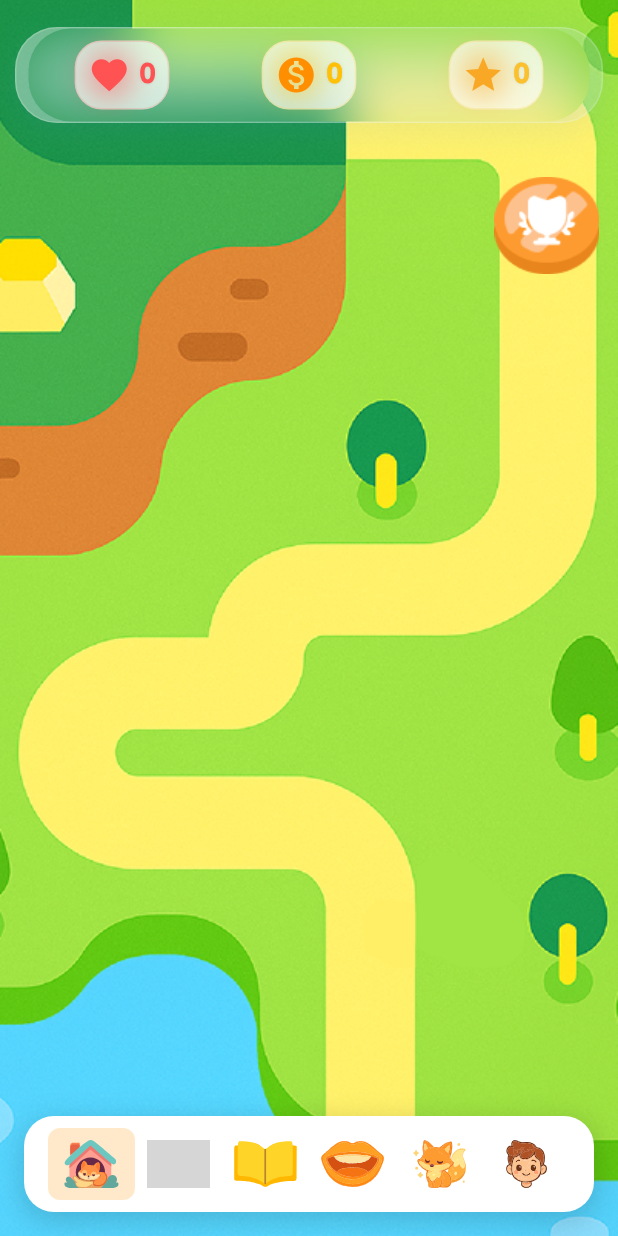
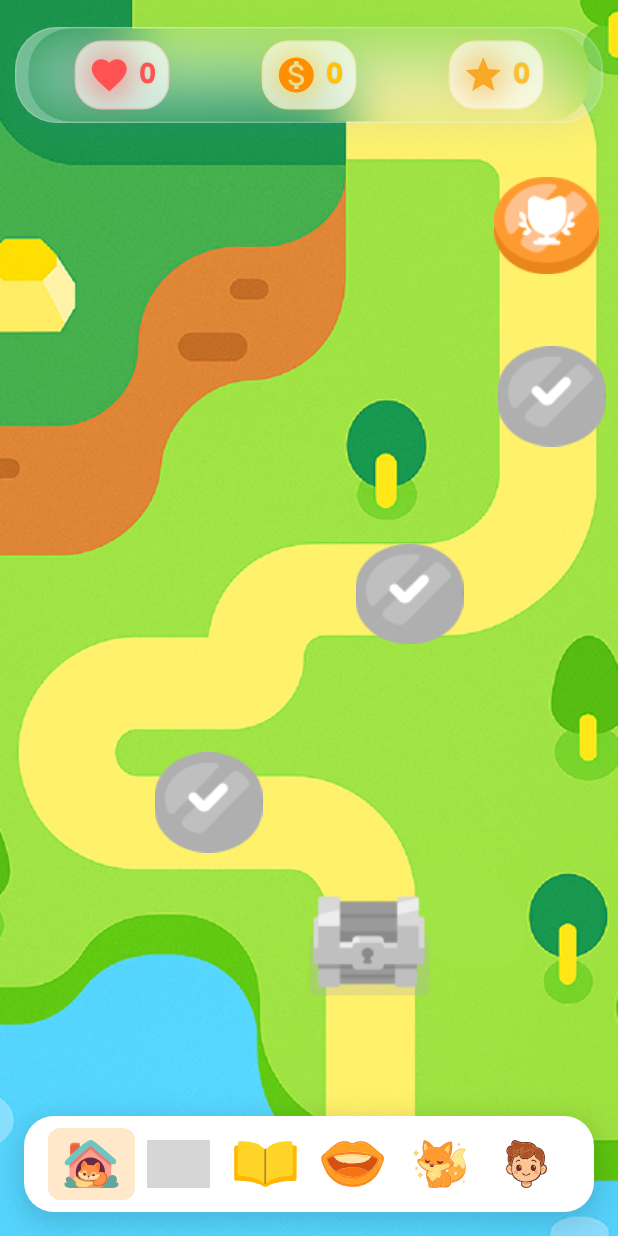
Before and after one commit to willyyypatootieee/LanguageLearning-OSS, a Flutter app: the HomeScreen screen opened by its route, on a phone screen of 412 x 824 dp. Run offline on Flutter 3.47's test engine with Material 3 defaults, Android fonts, the phone set to English and light mode, and no system bars; our stand-ins replace dio, equatable, flutter_bloc, flutter_svg, flutter_tts, go_router and 4 more; accounts and stored records are empty; project files that could hold a hidden picture were left out; grey boxes are pictures that could not be loaded.

Commit message:
feat: add interactive elements and animations to profile and home screens, including new assets

```diff
--- a/lib/featureHomeScreen/presentation/screens/home_screen.dart
+++ b/lib/featureHomeScreen/presentation/screens/home_screen.dart
@@ -82,6 +82,92 @@ class _HomeScreenState extends State<HomeScreen> {
               child: Container(
                 padding: const EdgeInsets.symmetric(vertical: 8),
                 child: const UserStatsBar(),
+              ),
+            ),
+          ),
+
+          // Check image 2 (top right area)
+          Positioned(
+            top: MediaQuery.of(context).size.height * 0.28,
+            right: MediaQuery.of(context).size.width * 0.02,
+            child: GestureDetector(
+              onTap: () {
+                ScaffoldMessenger.of(context).showSnackBar(
+                  const SnackBar(
+                    content: Text('Work In Progress!'),
+                    duration: Duration(seconds: 2),
+                  ),
+                );
+              },
+              child: Image.asset(
+                'assets/images/Check.png',
+                // width: 60,
+                // height: 60,
+              ),
+            ),
+          ),
+
+          // Check image 3 (middle right area)
+          Positioned(
+            top: MediaQuery.of(context).size.height * 0.44,
+            right: MediaQuery.of(context).size.width * 0.25,
+            child: GestureDetector(
+              onTap: () {
+                ScaffoldMessenger.of(context).showSnackBar(
+                  const SnackBar(
+                    content: Text('WORK IN PROGRESS! COMING SOON!'),
+                    duration: Duration(seconds: 2),
+                  ),
+                );
+              },
+              child: Image.asset('assets/images/Check.png'),
+            ),
+          ),
+
+          // Check image 4 (bottom middle area)
+          Positioned(
+            bottom: MediaQuery.of(context).size.height * 0.31,
+            left: MediaQuery.of(context).size.width * 0.25,
+            child: GestureDetector(
+              onTap: () {
+                ScaffoldMessenger.of(context).showSnackBar(
+                  const SnackBar(
+                    content: Text('WORK IN PROGRESS! COMING SOON!'),
+                    duration: Duration(seconds: 2),
+                  ),
+                );
+              },
+              child: Image.asset(
+                'assets/images/Check.png',
+                // width: 60,
+                // height: 60,
+              ),
+            ),
+          ),
+
+          // Treasure chest in the marked area
+          Positioned(
+            bottom:
+                MediaQuery.of(context).size.height *
+                0.18, // Position near the bottom
+            left:
+                MediaQuery.of(context).size.width *
+                0.50, // Position on the right side of the path
+            child: GestureDetector(
+              onTap: () {
+                // Show a special message when the chest is tapped
+                ScaffoldMessenger.of(context).showSnackBar(
+                  const SnackBar(
+                    content: Text('COMING SOON!'),
+                    duration: Duration(seconds: 2),
+                  ),
+                );
+                // You can add additional logic here to open the chest, show rewards, etc.
+              },
+              child: Image.asset(
+                'assets/images/chest.png', // Using chest.png from your assets
+                // width: 70, // Make it slightly larger than the checkmarks
+                // height: 70,
               ),
             ),
           ),
```
Also changed, not shown: lib/featureProfile/presentation/screens/profile_screen.dart (+30 -19 lines), lib/featureProfile/presentation/widgets/fullscreen_avatar_page.dart (added, +110 -0 lines), lib/featureProfile/presentation/widgets/profile_widgets.dart (+47 -123 lines), assets/images/Check.png (added), assets/images/chest.png (added), assets/images/chest2.png (added).
